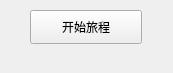
Old version of the form start.ui in the repository Traeyee/trip_assist.
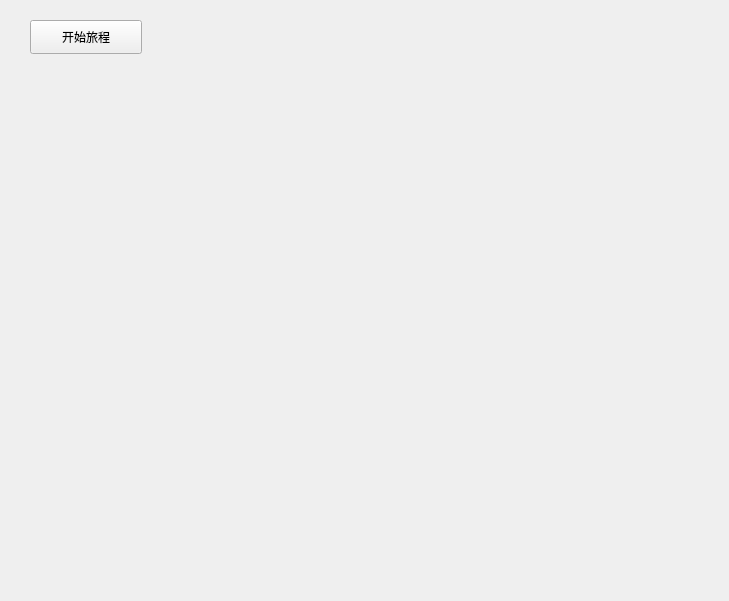
New version of the form.

What changed in the file:
```diff
--- a/start.ui
+++ b/start.ui
@@ -6,8 +6,8 @@
    <rect>
     <x>0</x>
     <y>0</y>
-    <width>173</width>
-    <height>73</height>
+    <width>729</width>
+    <height>601</height>
    </rect>
   </property>
   <property name="windowTitle">
@@ -17,7 +17,7 @@
    <property name="geometry">
     <rect>
      <x>30</x>
-     <y>10</y>
+     <y>20</y>
      <width>112</width>
      <height>34</height>
     </rect>
@@ -26,6 +26,19 @@
     <string>开始旅程</string>
    </property>
   </widget>
+  <widget class="QLabel" name="sysTimeUi">
+   <property name="geometry">
+    <rect>
+     <x>200</x>
+     <y>10</y>
+     <width>251</width>
+     <height>51</height>
+    </rect>
+   </property>
+   <property name="text">
+    <string/>
+   </property>
+  </widget>
  </widget>
  <resources/>
  <connections/>
```
Left out of the diff: 2 changed lines with no effect on the pictures.
